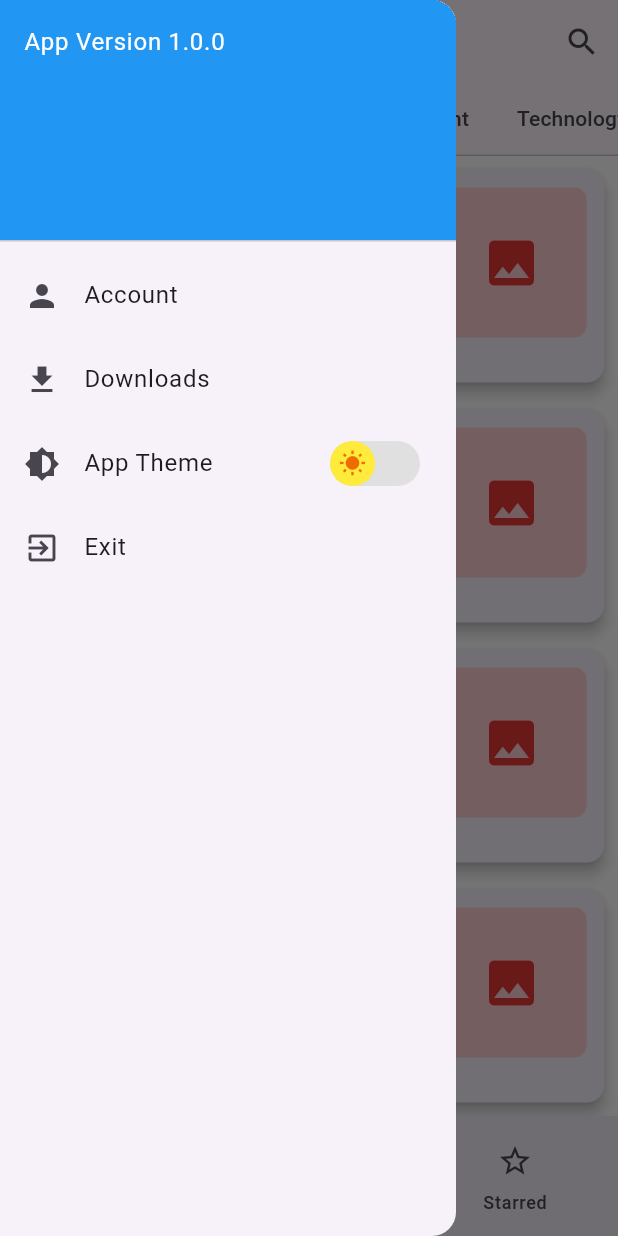
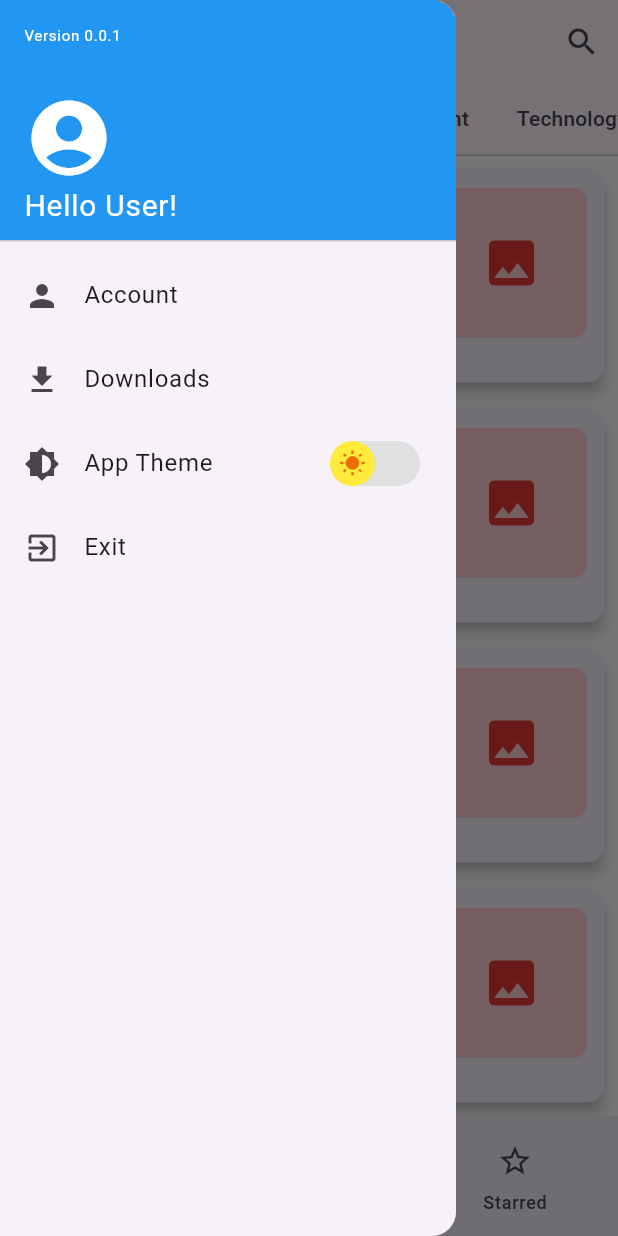
Before and after one commit to kambalashanmukh/NewzBot, a Flutter app: the screen it shows after launch, with the side drawer open, on a phone screen of 412 x 824 dp. Run offline on Flutter 3.47's test engine with Material 3 defaults, Android fonts, the phone set to English and light mode, and no system bars.

Commit message:
updated changes

```diff
--- a/lib/main.dart
+++ b/lib/main.dart
@@ -51,7 +51,7 @@ class MyAppState extends State<MyApp> with TickerProviderStateMixin {
       theme: isDarkTheme ? darkTheme : lightTheme,
       home: Scaffold(
         appBar: AppBar(
-          title: Text('newsbot'),
+          title: Text('NewzBot'),
           centerTitle: true,
           bottom: TabBar(
             controller: tabController,
@@ -118,8 +118,17 @@ class MyAppState extends State<MyApp> with TickerProviderStateMixin {
             decoration: BoxDecoration(
               color: isDarkTheme ? Colors.blueGrey : Colors.blue,
             ),
-            child: Text('App Version 1.0.0',
-                style: TextStyle(color: Colors.white)),
+            child: Column(
+              crossAxisAlignment: CrossAxisAlignment.start,
+              children: [
+                Text('Version 0.0.1',
+                    style: TextStyle(color: Colors.white, fontSize: 10)),
+                    Spacer(),
+                    Icon(Icons.account_circle, size: 60, color: Colors.white),
+                Text('Hello User!',
+                    style: TextStyle(color: Colors.white, fontSize: 20)),
+              ],
+            ),
           ),
           ListTile(
             leading: Icon(Icons.person),
```
